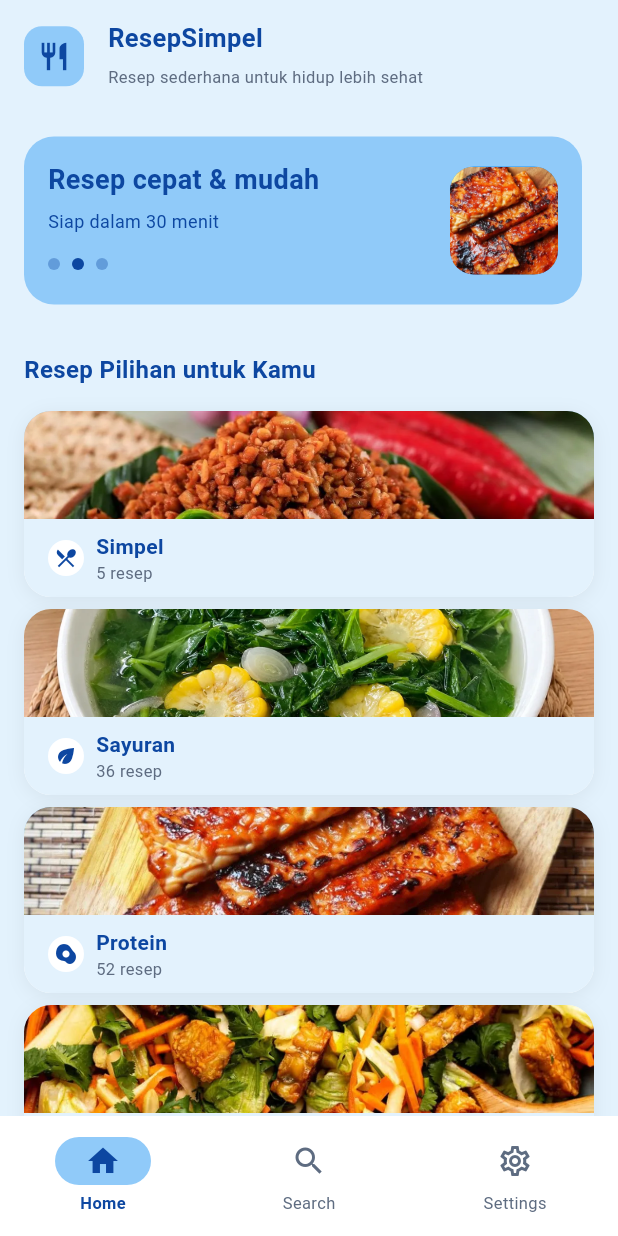
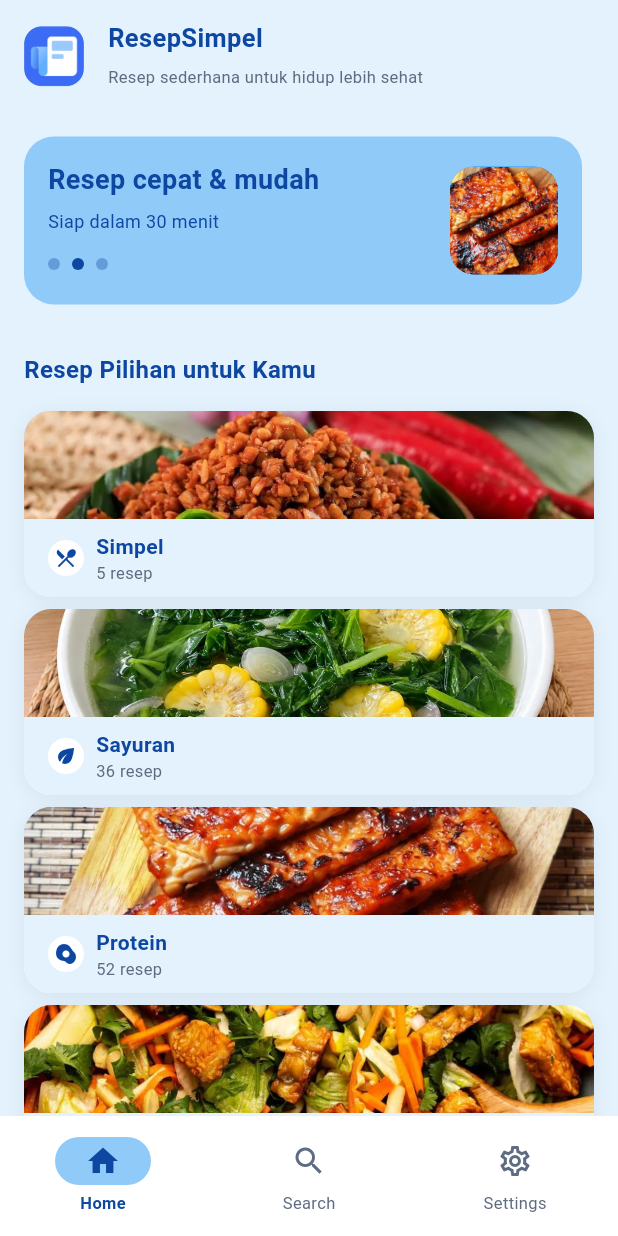
Before and after one commit to alfy4one/ResepSimpel, a Flutter app: the screen it shows after launch, on a phone screen of 412 x 824 dp. Run offline on Flutter 3.47's test engine with Material 3 defaults, Android fonts, the phone set to English and light mode, and no system bars; our stand-ins replace open_filex.

Commit message:
Logo app: ganti icon garpu-pisau dengan logo ResepSimpel (WebP, bg putih dihapus)

```diff
--- a/lib/main.dart
+++ b/lib/main.dart
@@ -169,7 +169,16 @@ class _HomePageState extends State<HomePage> {
                     color: cBiruTerang,
                     borderRadius: BorderRadius.circular(12),
                   ),
-                  child: const Icon(Icons.restaurant, color: cBiruPekat, size: 22),
+                  // Logo ResepSimpel (menggantikan icon garpu-pisau, permintaan alf 2026-09-26)
+                  child: ClipRRect(
+                    borderRadius: BorderRadius.circular(12),
+                    child: Image.asset(
+                      'assets/images/logo_resepsimpel.webp',
+                      width: 40,
+                      height: 40,
+                      fit: BoxFit.cover,
+                    ),
+                  ),
                 ),
                 const SizedBox(width: 16),
                 const Expanded(
```
Also changed, not shown: assets/images/logo_resepsimpel.webp (added), 5 other files.
